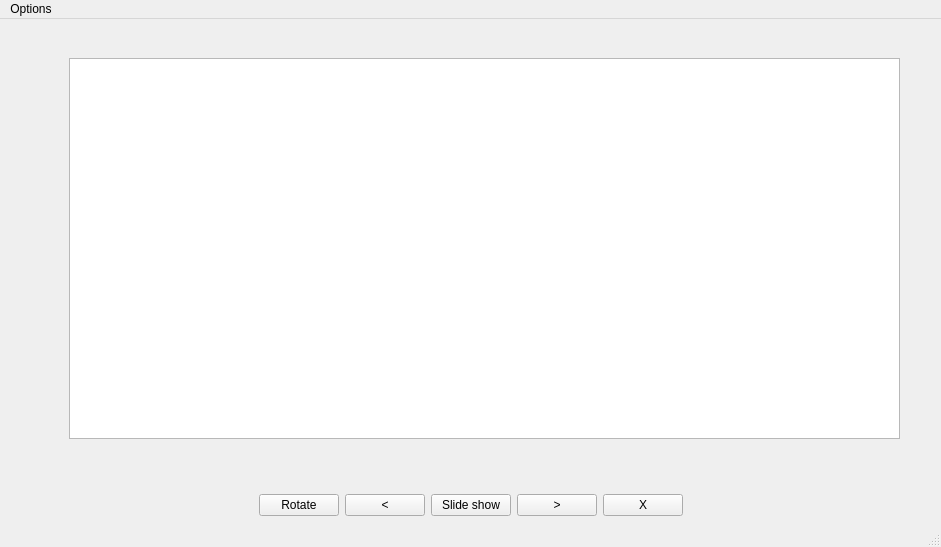
The window that galeria_zdjec/Project/mainwindow.ui (starzykbartlomiej/photo_gallery) describes before a commit, drawn with Qt 5.
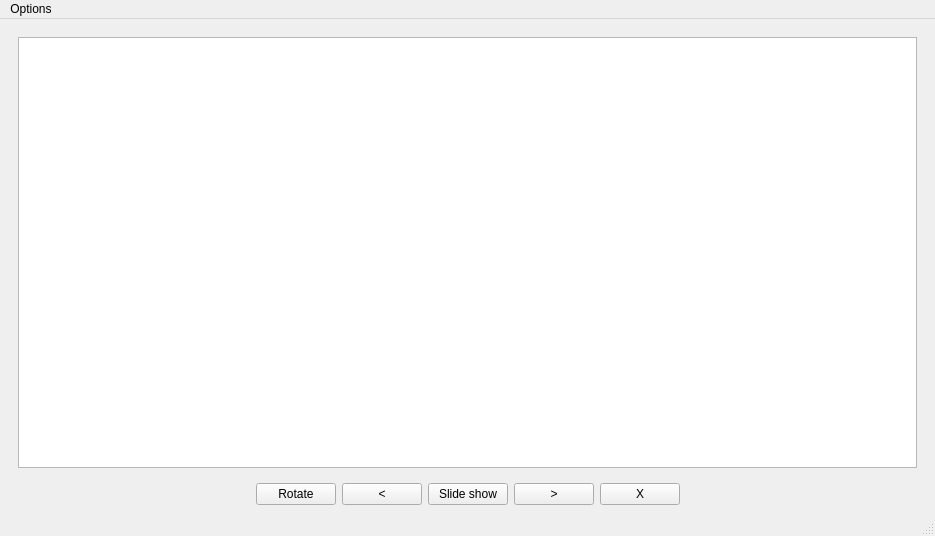
The same window after the commit. The open tabs and pages were chosen to show the change.

```diff
--- a/galeria_zdjec/Project/mainwindow.ui
+++ b/galeria_zdjec/Project/mainwindow.ui
@@ -6,8 +6,8 @@
    <rect>
     <x>0</x>
     <y>0</y>
-    <width>941</width>
-    <height>547</height>
+    <width>935</width>
+    <height>536</height>
    </rect>
   </property>
   <property name="windowTitle">
@@ -42,16 +42,11 @@
        </widget>
       </widget>
       <widget class="QWidget" name="page_2">
-       <widget class="QListWidget" name="listImages">
-        <property name="geometry">
-         <rect>
-          <x>60</x>
-          <y>30</y>
-          <width>831</width>
-          <height>381</height>
-         </rect>
-        </property>
-       </widget>
+       <layout class="QVBoxLayout" name="verticalLayout_3">
+        <item>
+         <widget class="QListWidget" name="listImages"/>
+        </item>
+       </layout>
       </widget>
      </widget>
     </item>
@@ -157,7 +152,7 @@
     <rect>
      <x>0</x>
      <y>0</y>
-     <width>941</width>
+     <width>935</width>
      <height>20</height>
     </rect>
    </property>
```
Left out of the diff: 14 changed lines with no effect on the pictures. Lines whose indentation alone changed are shown as unchanged.
